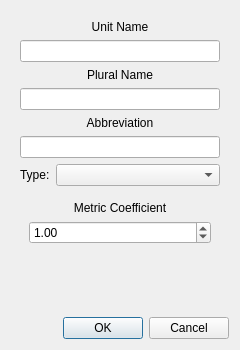
The window that gui/newDialogs/newunitdialog.ui (andrewlalis/RecipeDB) describes before a commit, drawn with Qt 5.
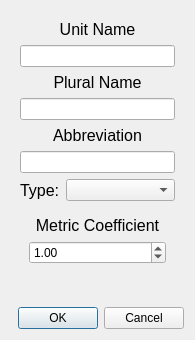
The same window after the commit. Icons and pictures are not drawn.

Diff of the .ui file:
```diff
--- a/gui/newDialogs/newunitdialog.ui
+++ b/gui/newDialogs/newunitdialog.ui
@@ -6,8 +6,8 @@
    <rect>
     <x>0</x>
     <y>0</y>
-    <width>240</width>
-    <height>350</height>
+    <width>195</width>
+    <height>340</height>
    </rect>
   </property>
   <property name="windowTitle">
@@ -17,6 +17,9 @@
    <iconset resource="../../images.qrc">
     <normaloff>:/images/images/icon.png</normaloff>:/images/images/icon.png</iconset>
   </property>
+  <property name="styleSheet">
+   <string notr="true">font: 25 &quot;Noto Sans CJK KR Light&quot;;</string>
+  </property>
   <property name="modal">
    <bool>true</bool>
   </property>
@@ -26,6 +29,14 @@
      <layout class="QVBoxLayout" name="verticalLayout_2">
       <item>
        <widget class="QLabel" name="label">
+        <property name="font">
+         <font>
+          <pointsize>12</pointsize>
+          <weight>3</weight>
+          <italic>false</italic>
+          <bold>false</bold>
+         </font>
+        </property>
         <property name="text">
          <string>Unit Name</string>
         </property>
@@ -39,6 +50,14 @@
       </item>
       <item>
        <widget class="QLabel" name="label_2">
+        <property name="font">
+         <font>
+          <pointsize>12</pointsize>
+          <weight>3</weight>
+          <italic>false</italic>
+          <bold>false</bold>
+         </font>
+        </property>
         <property name="text">
          <string>Plural Name</string>
         </property>
@@ -52,6 +71,14 @@
       </item>
       <item>
        <widget class="QLabel" name="label_3">
+        <property name="font">
+         <font>
+          <pointsize>12</pointsize>
+          <weight>3</weight>
+          <italic>false</italic>
+          <bold>false</bold>
+         </font>
+        </property>
         <property name="text">
          <string>Abbreviation</string>
         </property>
@@ -86,6 +113,14 @@
              <verstretch>0</verstretch>
             </sizepolicy>
            </property>
+           <property name="font">
+            <font>
+             <pointsize>12</pointsize>
+             <weight>3</weight>
+             <italic>false</italic>
+             <bold>false</bold>
+            </font>
+           </property>
            <property name="text">
             <string>Type:</string>
            </property>
@@ -109,6 +144,14 @@
         <layout class="QVBoxLayout" name="verticalLayout_3">
          <item>
           <widget class="QLabel" name="label_5">
+           <property name="font">
+            <font>
+             <pointsize>12</pointsize>
+             <weight>3</weight>
+             <italic>false</italic>
+             <bold>false</bold>
+            </font>
+           </property>
            <property name="text">
             <string>Metric Coefficient</string>
            </property>
```
